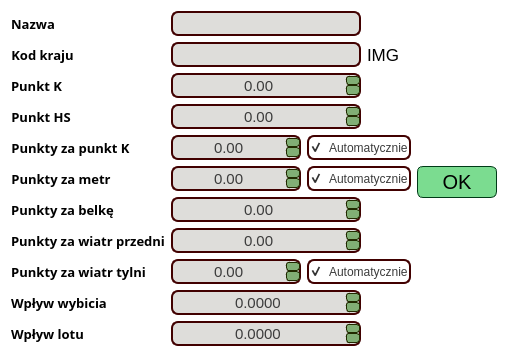
Old version of the form UI/EditorWidgets/HillEditorWidget.ui in the repository SiekamCebule/sj-sim.
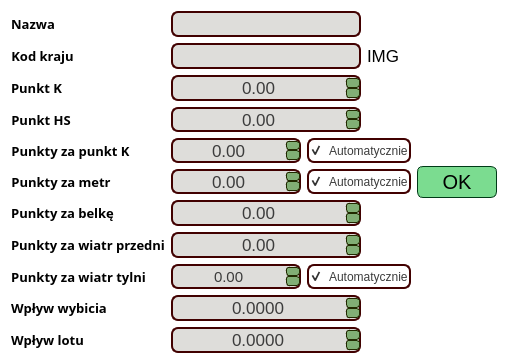
New version of the form.

```diff
--- a/UI/EditorWidgets/HillEditorWidget.ui
+++ b/UI/EditorWidgets/HillEditorWidget.ui
@@ -297,7 +297,7 @@
        </property>
        <property name="font">
         <font>
-         <pointsize>11</pointsize>
+         <pointsize>13</pointsize>
         </font>
        </property>
        <property name="styleSheet">
@@ -341,7 +341,7 @@
          </property>
          <property name="font">
           <font>
-           <pointsize>11</pointsize>
+           <pointsize>13</pointsize>
           </font>
          </property>
          <property name="styleSheet">
@@ -417,7 +417,7 @@
        </property>
        <property name="font">
         <font>
-         <pointsize>11</pointsize>
+         <pointsize>13</pointsize>
         </font>
        </property>
        <property name="styleSheet">
@@ -468,7 +468,7 @@
        </property>
        <property name="font">
         <font>
-         <pointsize>11</pointsize>
+         <pointsize>13</pointsize>
         </font>
        </property>
        <property name="styleSheet">
@@ -521,7 +521,7 @@
          </property>
          <property name="font">
           <font>
-           <pointsize>11</pointsize>
+           <pointsize>13</pointsize>
           </font>
          </property>
          <property name="styleSheet">
@@ -620,7 +620,7 @@
          </property>
          <property name="font">
           <font>
-           <pointsize>11</pointsize>
+           <pointsize>13</pointsize>
           </font>
          </property>
          <property name="styleSheet">
@@ -720,7 +720,7 @@
        </property>
        <property name="font">
         <font>
-         <pointsize>11</pointsize>
+         <pointsize>13</pointsize>
         </font>
        </property>
        <property name="styleSheet">
@@ -774,7 +774,7 @@
        </property>
        <property name="font">
         <font>
-         <pointsize>11</pointsize>
+         <pointsize>13</pointsize>
         </font>
        </property>
        <property name="styleSheet">
@@ -930,7 +930,7 @@
        </property>
        <property name="font">
         <font>
-         <pointsize>11</pointsize>
+         <pointsize>13</pointsize>
         </font>
        </property>
        <property name="styleSheet">
@@ -987,7 +987,7 @@
        </property>
        <property name="font">
         <font>
-         <pointsize>11</pointsize>
+         <pointsize>13</pointsize>
         </font>
        </property>
        <property name="styleSheet">
```
